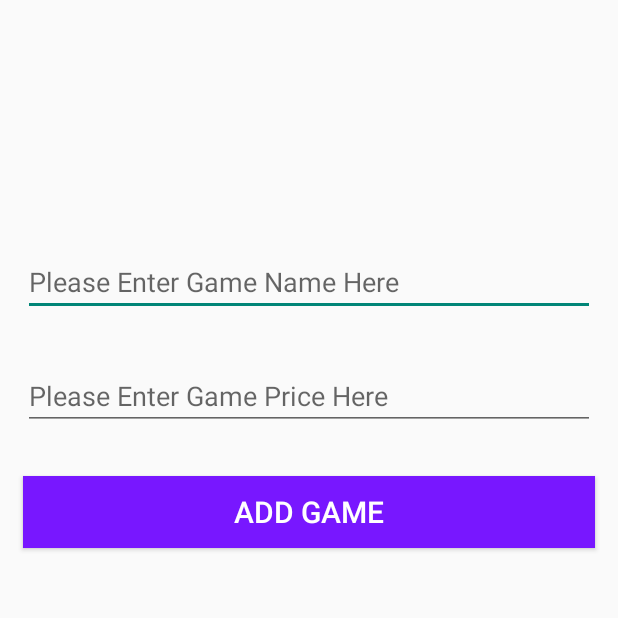
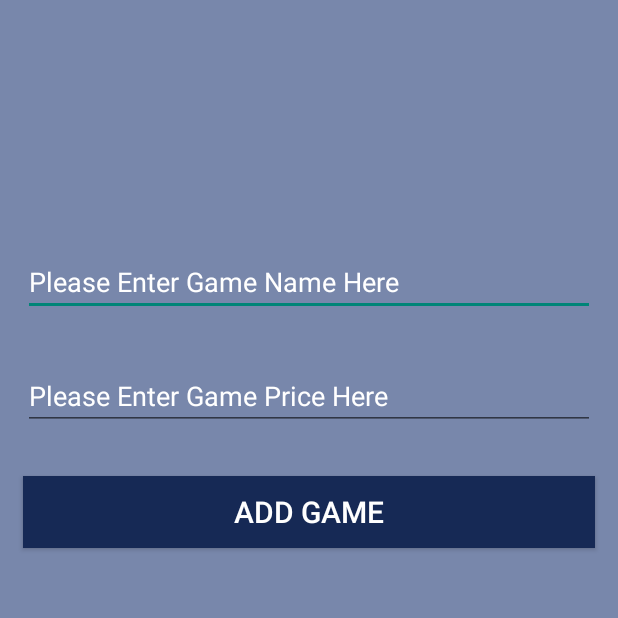
Before and after one commit to kkauck/CPM, an Android app: the AddGameActivity screen opened directly, with no data from a screen before it, on a phone screen of 412 x 824 dp, the top half of it. Run offline under Robolectric (Android 15) with nearby library versions, the phone set to English and light mode, and no system bars; 1 statement that could not run was skipped.

Commit message:
Final Update - Week One
February 5, 2015 - Changed the color scheme of app as final update.

```diff
--- a/GamersDelightAndroid/app/src/main/java/com/example/kylek/gamersdelight/LoginActivity.java
+++ b/GamersDelightAndroid/app/src/main/java/com/example/kylek/gamersdelight/LoginActivity.java
@@ -1,7 +1,7 @@
 package com.example.kylek.gamersdelight;
 
+import android.os.Bundle;
 import android.support.v7.app.ActionBarActivity;
-import android.os.Bundle;
 import android.view.Menu;
 import android.view.MenuItem;
 
@@ -24,6 +24,7 @@ public class LoginActivity extends ActionBarActivity {
     public boolean onCreateOptionsMenu(Menu menu) {
         // Inflate the menu; this adds items to the action bar if it is present.
         getMenuInflater().inflate(R.menu.menu_login, menu);
+
         return true;
     }
 
--- a/GamersDelightAndroid/app/src/main/res/layout/activity_login.xml
+++ b/GamersDelightAndroid/app/src/main/res/layout/activity_login.xml
@@ -4,6 +4,7 @@
     android:paddingRight="@dimen/activity_horizontal_margin"
     android:paddingTop="@dimen/activity_vertical_margin"
     android:paddingBottom="@dimen/activity_vertical_margin" tools:context=".LoginActivity"
-    android:id="@+id/login_container">
+    android:id="@+id/login_container"
+    android:background="#7887AB">
 
 </RelativeLayout>
--- a/GamersDelightAndroid/app/src/main/res/layout/add_game_activity.xml
+++ b/GamersDelightAndroid/app/src/main/res/layout/add_game_activity.xml
@@ -2,6 +2,7 @@
 <LinearLayout xmlns:android="http://schemas.android.com/apk/res/android"
     android:orientation="vertical" android:layout_width="match_parent"
     android:layout_height="match_parent"
-    android:id="@+id/add_container">
+    android:id="@+id/add_container"
+    android:background="#7887AB">
 
 </LinearLayout>
--- a/GamersDelightAndroid/app/src/main/res/layout/add_game_fragment.xml
+++ b/GamersDelightAndroid/app/src/main/res/layout/add_game_fragment.xml
@@ -1,7 +1,8 @@
 <?xml version="1.0" encoding="utf-8"?>
 <LinearLayout xmlns:android="http://schemas.android.com/apk/res/android"
     android:orientation="vertical" android:layout_width="match_parent"
-    android:layout_height="match_parent">
+    android:layout_height="match_parent"
+    android:background="#7887AB">
 
     <LinearLayout
         android:orientation="vertical"
@@ -14,14 +15,18 @@
             android:layout_height="wrap_content"
             android:id="@+id/createGameName"
             android:layout_margin="15dp"
-            android:hint="@string/createGameHint" />
+            android:hint="@string/createGameHint"
+            android:textColor="#FFFFFF"
+            android:textColorHint="#FFFFFF" />
 
         <EditText
             android:layout_width="match_parent"
             android:layout_height="wrap_content"
             android:id="@+id/createGamePrice"
             android:layout_margin="15dp"
-            android:hint="@string/createPriceHint" />
+            android:hint="@string/createPriceHint"
+            android:textColor="#FFFFFF"
+            android:textColorHint="#FFFFFF" />
 
         <Button
             android:layout_width="match_parent"
@@ -29,7 +34,7 @@
             android:text="@string/createGameButton"
             android:id="@+id/createGameButton"
             android:layout_margin="15dp"
-            android:background="#ff7817ff"
+            android:background="#162955"
             android:textSize="20sp"
             android:textColor="@android:color/white" />
     </LinearLayout>
--- a/GamersDelightAndroid/app/src/main/res/layout/create_main.xml
+++ b/GamersDelightAndroid/app/src/main/res/layout/create_main.xml
@@ -2,6 +2,7 @@
 <LinearLayout xmlns:android="http://schemas.android.com/apk/res/android"
     android:orientation="vertical" android:layout_width="match_parent"
     android:layout_height="match_parent"
-    android:id="@+id/create_container">
+    android:id="@+id/create_container"
+    android:background="#7887AB">
 
 </LinearLayout>
--- a/GamersDelightAndroid/app/src/main/res/layout/game_activity.xml
+++ b/GamersDelightAndroid/app/src/main/res/layout/game_activity.xml
@@ -2,6 +2,7 @@
 <LinearLayout xmlns:android="http://schemas.android.com/apk/res/android"
     android:orientation="vertical" android:layout_width="match_parent"
     android:layout_height="match_parent"
-    android:id="@+id/game_container">
+    android:id="@+id/game_container"
+    android:background="#7887AB">
 
 </LinearLayout>
--- a/GamersDelightAndroid/app/src/main/res/layout/game_fragment.xml
+++ b/GamersDelightAndroid/app/src/main/res/layout/game_fragment.xml
@@ -1,7 +1,8 @@
 <?xml version="1.0" encoding="utf-8"?>
 <LinearLayout xmlns:android="http://schemas.android.com/apk/res/android"
     android:orientation="vertical" android:layout_width="match_parent"
-    android:layout_height="match_parent">
+    android:layout_height="match_parent"
+    android:background="#7887AB">
 
     <ListView
         android:layout_width="match_parent"
```
Also changed, not shown: GamersDelightAndroid/app/src/main/res/layout/create_fragment.xml (+9 -4 lines), GamersDelightAndroid/app/src/main/res/layout/game_list.xml (+6 -3 lines), GamersDelightAndroid/app/src/main/res/layout/login_layout.xml (+10 -5 lines).
